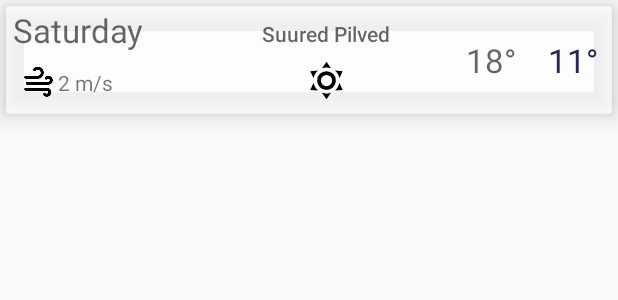
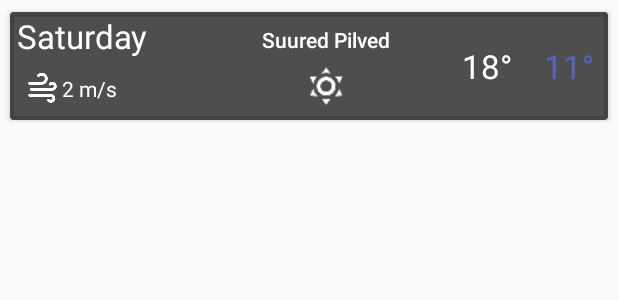
Before and after one commit to EestiParim/Weather-App, an Android app: the layout forecast_item.xml on its own in the app's theme, with its tools: preview values and no code run, on a phone screen of 412 x 824 dp. Shown: the top 300 px of the screen. Run offline under Robolectric (Android 15) with nearby library versions, the phone set to English and light mode, and no system bars; network calls fail.

Commit message:
completed icon list, upgraded design to reasonable level

```diff
--- a/app/src/main/res/drawable/weather_icons.xml
+++ b/app/src/main/res/drawable/weather_icons.xml
@@ -5,5 +5,7 @@
     <item android:maxLevel="3" android:drawable="@drawable/weather_fog" />
     <item android:maxLevel="4" android:drawable="@drawable/weather_rainy" />
     <item android:maxLevel="5" android:drawable="@drawable/weather_pouring" />
+    <item android:maxLevel="6" android:drawable="@drawable/weather_snowy" />
+    <item android:maxLevel="7" android:drawable="@drawable/weather_lightning" />
 
 </level-list>
--- /dev/null
+++ b/app/src/main/res/drawable/weather_icons_light.xml
@@ -0,0 +1,11 @@
+<level-list xmlns:android="http://schemas.android.com/apk/res/android">
+    <item android:maxLevel="0" android:drawable="@drawable/ic_weather_sunny_white_24dp" />
+    <item android:maxLevel="1" android:drawable="@drawable/ic_weather_partlycloudy_white_24dp" />
+    <item android:maxLevel="2" android:drawable="@drawable/ic_weather_cloudy_white_24dp" />
+    <item android:maxLevel="3" android:drawable="@drawable/ic_weather_fog_white_24dp" />
+    <item android:maxLevel="4" android:drawable="@drawable/ic_weather_rainy_white_24dp" />
+    <item android:maxLevel="5" android:drawable="@drawable/ic_weather_pouring_white_24dp" />
+    <item android:maxLevel="6" android:drawable="@drawable/ic_weather_snowy_white_24dp" />
+    <item android:maxLevel="7" android:drawable="@drawable/ic_weather_lightning_white_24dp" />
+
+</level-list>
--- a/app/src/main/res/layout/forecast_item.xml
+++ b/app/src/main/res/layout/forecast_item.xml
@@ -6,14 +6,16 @@
     android:layout_width="match_parent"
     android:layout_height="wrap_content"
     android:layout_margin="4dp"
-    app:cardBackgroundColor="#afffffff"
-    app:cardElevation="10dp">
+    app:cardBackgroundColor="#af000000"
+    app:cardMaxElevation="0dp"
+    app:cardUseCompatPadding="true"
+    android:orientation="vertical">
 
     <android.support.constraint.ConstraintLayout
         android:layout_width="match_parent"
         android:layout_height="wrap_content"
         android:orientation="vertical"
-        android:padding="@dimen/cardview_compat_inset_shadow">
+        android:padding="1dp">
 
         <TextView
             android:id="@+id/date"
@@ -23,6 +25,7 @@
             android:paddingTop="-50dp"
             android:text="Saturday"
             android:textAppearance="@style/TextAppearance.AppCompat.Display1"
+            android:textColor="@color/white"
             android:textSize="22sp"
             app:layout_constraintStart_toStartOf="parent"
             app:layout_constraintTop_toTopOf="parent"
@@ -37,6 +40,7 @@
             android:layout_marginTop="7dp"
             android:text="Suured Pilved"
             android:textAppearance="@style/TextAppearance.AppCompat.Widget.PopupMenu.Header"
+            android:textColor="@color/white"
             app:layout_constraintEnd_toEndOf="parent"
             app:layout_constraintStart_toStartOf="parent"
             app:layout_constraintTop_toTopOf="parent" />
@@ -52,7 +56,7 @@
             app:layout_constraintEnd_toEndOf="@+id/cityClouds"
             app:layout_constraintStart_toStartOf="@+id/cityClouds"
             app:layout_constraintTop_toBottomOf="@+id/cityClouds"
-            app:srcCompat="@drawable/weather_icons" />
+            app:srcCompat="@drawable/weather_icons_light" />
 
         <TextView
             android:id="@+id/high_temp"
@@ -63,6 +67,7 @@
             android:layout_marginTop="8dp"
             android:text="18°"
             android:textAppearance="@style/TextAppearance.AppCompat.Display1"
+            android:textColor="@color/white"
             android:textSize="22sp"
             app:layout_constraintBottom_toBottomOf="parent"
             app:layout_constraintEnd_toStartOf="@+id/low_temp"
@@ -75,9 +80,9 @@
             android:layout_marginBottom="8dp"
             android:layout_marginEnd="8dp"
             android:layout_marginTop="8dp"
-            android:textColor="@color/nightBlue"
             android:text="11°"
             android:textAppearance="@style/TextAppearance.AppCompat.Display1"
+            android:textColor="@color/nightBlue"
             android:textSize="22sp"
             app:layout_constraintBottom_toBottomOf="parent"
             app:layout_constraintEnd_toEndOf="parent"
@@ -93,7 +98,7 @@
             app:layout_constraintBottom_toBottomOf="parent"
             app:layout_constraintStart_toStartOf="parent"
             app:layout_constraintTop_toBottomOf="@+id/date"
-            app:srcCompat="@drawable/ic_weather_windy_black_24dp" />
+            app:srcCompat="@drawable/ic_weather_windy_white_24dp" />
 
         <TextView
             android:id="@+id/wind_speed"
@@ -101,6 +106,7 @@
             android:layout_height="wrap_content"
             android:layout_marginStart="1dp"
             android:text="2m/s"
+            android:textColor="@color/white"
             app:layout_constraintBottom_toBottomOf="@+id/wind_icon"
             app:layout_constraintStart_toEndOf="@+id/wind_icon"
             app:layout_constraintTop_toTopOf="@+id/wind_icon"
--- a/app/src/main/res/values/colors.xml
+++ b/app/src/main/res/values/colors.xml
@@ -5,5 +5,5 @@
     <color name="colorAccent">#FF4081</color>
     <color name="white">#ffffff</color>
     <color name="transparent">#41000000</color>
-    <color name="nightBlue">#252850</color>
+    <color name="nightBlue">#5a62c4</color>
 </resources>
```
Also changed, not shown: app/src/main/java/com/weather/tonis/weatherapp/DetailedInfoActivity.java (+7 -1 lines), app/src/main/java/com/weather/tonis/weatherapp/RecycleAdapters/ForecastListAdapter.java (+19 -1 lines), app/src/main/res/drawable/weather_lightning.xml (added, +8 -0 lines), app/src/main/res/drawable/weather_snowy.xml (added, +8 -0 lines), app/src/main/res/layout/activity_detailed_info_acitivty.xml (+15 -11 lines).
